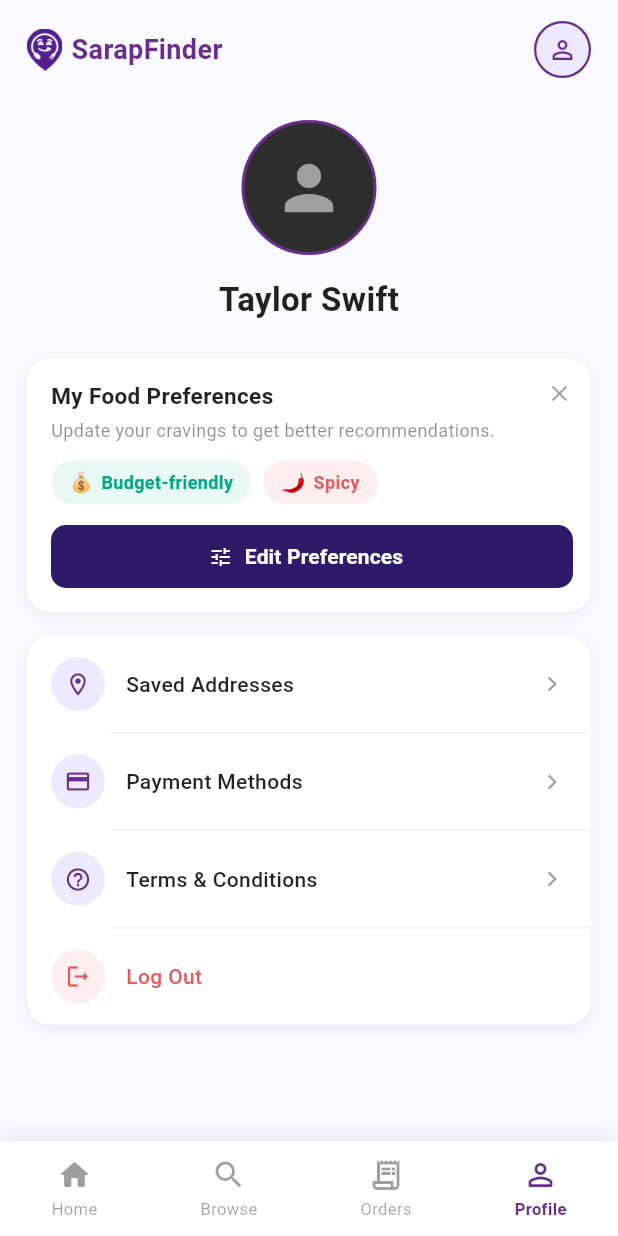
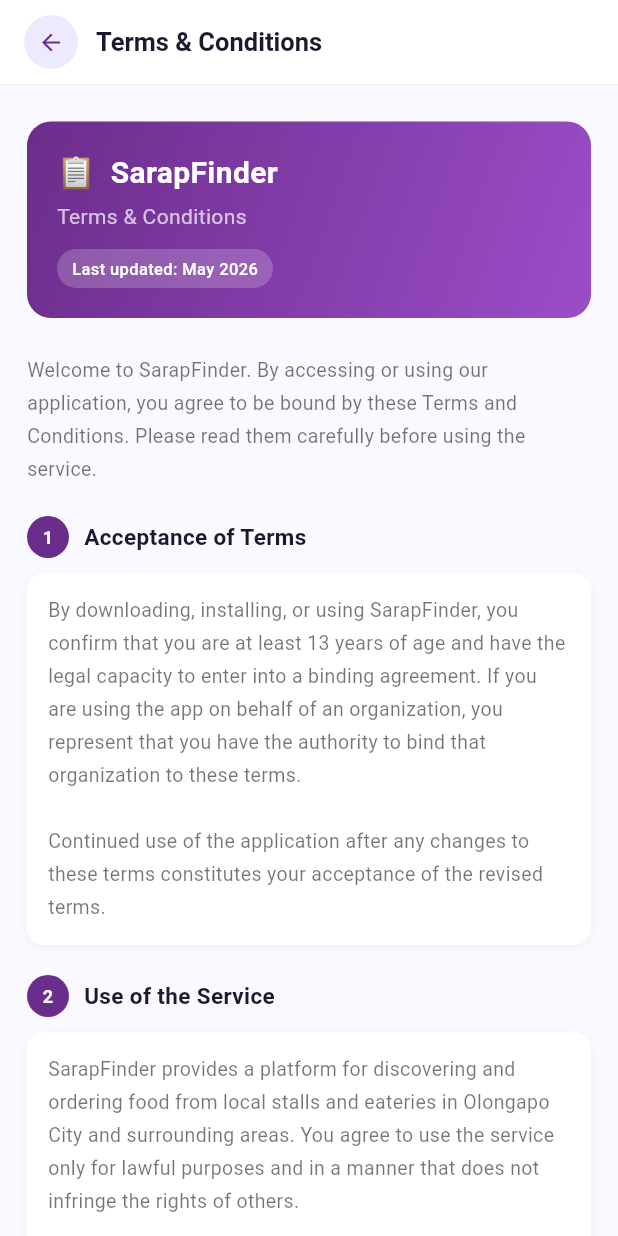
Before and after one commit to Lyresh-hub/Sarap-Finder, a Flutter app: the ProfileScreen screen opened directly, after a tap on "Terms & Conditions", on a phone screen of 412 x 824 dp. Run offline on Flutter 3.47's test engine with Material 3 defaults, Android fonts, the light colour scheme and no system bars.

```diff
--- a/lib/screens/profile_screen.dart
+++ b/lib/screens/profile_screen.dart
@@ -6,6 +6,7 @@ import 'login_screen.dart';
 import 'saved_addresses_screen.dart';
 import 'payment_methods_screen.dart';
 import 'food_preferences_screen.dart';
+import 'terms_screen.dart';
 
 class ProfileScreen extends StatefulWidget {
   const ProfileScreen({super.key});
@@ -249,7 +250,8 @@ class _ProfileScreenState extends State<ProfileScreen> {
             iconColor: const Color(0xFF6B2D8B),
             iconBg: const Color(0xFFEDE9FF),
             label: 'Terms & Conditions',
-            onTap: () {},
+            onTap: () => Navigator.push(context,
+                MaterialPageRoute(builder: (_) => const TermsScreen())),
           ),
           const Divider(height: 1, indent: 56, color: Color(0xFFF0F0F0)),
           _menuItem(
--- /dev/null
+++ b/lib/screens/terms_screen.dart
@@ -0,0 +1,320 @@
+import 'package:flutter/material.dart';
+
+class TermsScreen extends StatelessWidget {
+  const TermsScreen({super.key});
+
+  @override
+  Widget build(BuildContext context) {
+    return Scaffold(
+      backgroundColor: const Color(0xFFF9F9FF),
+      body: CustomScrollView(
+        slivers: [
+          // ── App bar ──────────────────────────────────────────────────────
+          SliverAppBar(
+            pinned: true,
+            backgroundColor: Colors.white,
+            elevation: 0,
+            automaticallyImplyLeading: false,
+            expandedHeight: 0,
+            title: Row(
+              children: [
+                GestureDetector(
+                  onTap: () => Navigator.pop(context),
+                  child: Container(
+                    width: 36,
+                    height: 36,
+                    decoration: const BoxDecoration(
+                      color: Color(0xFFEDE9FF),
+                      shape: BoxShape.circle,
+                    ),
+                    child: const Icon(Icons.arrow_back,
+                        color: Color(0xFF6B2D8B), size: 18),
+                  ),
+                ),
+                const SizedBox(width: 12),
+                const Text(
+                  'Terms & Conditions',
+                  style: TextStyle(
+                    fontSize: 17,
+                    fontWeight: FontWeight.bold,
+                    color: Color(0xFF1A1A2E),
+                  ),
+                ),
+              ],
+            ),
+            bottom: PreferredSize(
+              preferredSize: const Size.fromHeight(1),
+              child: Container(height: 1, color: const Color(0xFFF0F0F0)),
+            ),
+          ),
+
+          // ── Content ──────────────────────────────────────────────────────
+          SliverToBoxAdapter(
+            child: Padding(
+              padding: const EdgeInsets.fromLTRB(18, 24, 18, 40),
+              child: Column(
+                crossAxisAlignment: CrossAxisAlignment.start,
+                children: [
+                  // Header banner
+                  Container(
+                    width: double.infinity,
+                    padding: const EdgeInsets.all(20),
+                    decoration: BoxDecoration(
+                      gradient: const LinearGradient(
+                        colors: [Color(0xFF6B2D8B), Color(0xFF9B4DC8)],
+                        begin: Alignment.topLeft,
+                        end: Alignment.bottomRight,
+                      ),
+                      borderRadius: BorderRadius.circular(16),
+                    ),
+                    child: Column(
+                      crossAxisAlignment: CrossAxisAlignment.start,
+                      children: [
+                        const Text(
+                          '📋  SarapFinder',
+                          style: TextStyle(
+                            fontSize: 20,
+                            fontWeight: FontWeight.bold,
+                            color: Colors.white,
+                          ),
+                        ),
+                        const SizedBox(height: 4),
+                        const Text(
+                          'Terms & Conditions',
+                          style: TextStyle(
+                            fontSize: 14,
+                            color: Colors.white70,
+                          ),
+                        ),
+                        const SizedBox(height: 12),
+                        Container(
+                          padding: const EdgeInsets.symmetric(
+                              horizontal: 10, vertical: 5),
+                          decoration: BoxDecoration(
+                            color: Colors.white.withValues(alpha: 0.2),
+                            borderRadius: BorderRadius.circular(20),
+                          ),
+                          child: const Text(
+                            'Last updated: May 2026',
+                            style: TextStyle(
+                                fontSize: 11,
+                                color: Colors.white,
+                                fontWeight: FontWeight.w500),
+                          ),
+                        ),
+                      ],
+                    ),
+                  ),
+                  const SizedBox(height: 24),
+
+                  const _Intro(
+                    text:
+                        'Welcome to SarapFinder. By accessing or using our application, you agree to be bound by these Terms and Conditions. Please read them carefully before using the service.',
+                  ),
+                  const SizedBox(height: 20),
+
+                  const _Section(
+                    number: '1',
+                    title: 'Acceptance of Terms',
+                    body:
+                        'By downloading, installing, or using SarapFinder, you confirm that you are at least 13 years of age and have the legal capacity to enter into a binding agreement. If you are using the app on behalf of an organization, you represent that you have the authority to bind that organization to these terms.\n\nContinued use of the application after any changes to these terms constitutes your acceptance of the revised terms.',
+                  ),
+
+                  const _Section(
+                    number: '2',
+                    title: 'Use of the Service',
+                    body:
+                        'SarapFinder provides a platform for discovering and ordering food from local stalls and eateries in Olongapo City and surrounding areas. You agree to use the service only for lawful purposes and in a manner that does not infringe the rights of others.\n\nYou must not:\n• Use the service to transmit any unsolicited or unauthorized advertising\n• Attempt to gain unauthorized access to any part of the service\n• Use automated tools to scrape, crawl, or extract data from the platform\n• Impersonate any person or entity or misrepresent your affiliation',
+                  ),
+
+                  const _Section(
+                    number: '3',
+                    title: 'Account Registration',
+                    body:
+                        'To access certain features, you may be required to create an account. You are responsible for maintaining the confidentiality of your login credentials and for all activities that occur under your account.\n\nYou agree to provide accurate, current, and complete information during registration and to update such information to keep it accurate. SarapFinder reserves the right to suspend or terminate accounts that contain false or misleading information.',
+                  ),
+
+                  const _Section(
+                    number: '4',
+                    title: 'Orders and Payments',
+                    body:
+                        'When you place an order through SarapFinder, you are entering into a transaction directly with the food stall or vendor. SarapFinder acts as an intermediary platform and is not a party to the transaction between you and the vendor.\n\nAll prices displayed are in Philippine Peso (₱) and are inclusive of applicable taxes unless stated otherwise. Payment must be completed at the time of order. SarapFinder is not responsible for pricing errors made by vendors.',
+                  ),
+
+                  const _Section(
+                    number: '5',
+                    title: 'Cancellations and Refunds',
+                    body:
+                        'Orders may be cancelled within 5 minutes of placement, provided the vendor has not yet begun preparing the order. Once preparation has started, cancellations are subject to the individual vendor\'s policy.\n\nRefunds for valid cancellations or order errors will be processed within 3–5 business days to the original payment method. SarapFinder reserves the right to deny refund requests that do not meet the eligibility criteria.',
+                  ),
+
+                  const _Section(
+                    number: '6',
+                    title: 'Privacy and Data',
+                    body:
+                        'Your use of SarapFinder is also governed by our Privacy Policy, which is incorporated into these Terms by reference. We collect and process personal data such as your name, contact information, location, and order history to provide and improve the service.\n\nWe do not sell your personal data to third parties. Data may be shared with vendors solely for the purpose of fulfilling your orders.',
+                  ),
+
+                  const _Section(
+                    number: '7',
+                    title: 'Intellectual Property',
+                    body:
+                        'All content on SarapFinder — including but not limited to logos, graphics, text, and software — is the property of SarapFinder or its licensors and is protected by applicable intellectual property laws.\n\nYou may not reproduce, distribute, modify, or create derivative works from any content on the platform without prior written consent from SarapFinder.',
+                  ),
+
+                  const _Section(
+                    number: '8',
+                    title: 'Limitation of Liability',
+                    body:
+                        'SarapFinder is provided on an "as is" and "as available" basis. We make no warranties, express or implied, regarding the reliability, accuracy, or availability of the service.\n\nTo the fullest extent permitted by law, SarapFinder shall not be liable for any indirect, incidental, special, or consequential damages arising from your use of or inability to use the service, including but not limited to food quality issues, delivery delays, or vendor conduct.',
+                  ),
+
+                  const _Section(
+                    number: '9',
+                    title: 'Changes to Terms',
+                    body:
+                        'SarapFinder reserves the right to modify these Terms and Conditions at any time. We will notify users of significant changes through the application or via email. Your continued use of the service after such notification constitutes acceptance of the updated terms.',
+                  ),
+
+                  const _Section(
+                    number: '10',
+                    title: 'Governing Law',
+                    body:
+                        'These Terms and Conditions shall be governed by and construed in accordance with the laws of the Republic of the Philippines. Any disputes arising from these terms shall be subject to the exclusive jurisdiction of the courts of Olongapo City.',
+                  ),
+
+                  const _Section(
+                    number: '11',
+                    title: 'Contact Us',
+                    body:
+                        'If you have any questions or concerns about these Terms and Conditions, please contact us at:\n\n📧  support@sarapfinder.ph\n📍  Olongapo City, Zambales, Philippines',
+                  ),
+
+                  const SizedBox(height: 8),
+
+                  // Footer
+                  Container(
+                    width: double.infinity,
+                    padding: const EdgeInsets.all(16),
+                    decoration: BoxDecoration(
+                      color: const Color(0xFFEDE9FF),
+                      borderRadius: BorderRadius.circular(12),
+                    ),
+                    child: const Text(
+                      'By using SarapFinder, you acknowledge that you have read, understood, and agree to be bound by these Terms and Conditions.',
+                      textAlign: TextAlign.center,
+                      style: TextStyle(
+                        fontSize: 12,
+                        color: Color(0xFF6B2D8B),
+                        fontWeight: FontWeight.w500,
+                        height: 1.5,
+                      ),
+                    ),
+                  ),
+                ],
+              ),
+            ),
+          ),
+        ],
+      ),
+    );
+  }
+}
+
+// ─── Helper widgets ──────────────────────────────────────────────────────────
+
+class _Intro extends StatelessWidget {
+  final String text;
+  const _Intro({required this.text});
+
+  @override
+  Widget build(BuildContext context) {
+    return Text(
+      text,
+      style: const TextStyle(
+        fontSize: 13,
+        color: Colors.black54,
+        height: 1.7,
+      ),
+    );
+  }
+}
+
+class _Section extends StatelessWidget {
+  final String number, title, body;
+  const _Section({
+    required this.number,
+    required this.title,
+    required this.body,
+  });
+
+  @override
+  Widget build(BuildContext context) {
+    return Padding(
+      padding: const EdgeInsets.only(bottom: 20),
+      child: Column(
+        crossAxisAlignment: CrossAxisAlignment.start,
+        children: [
+          Row(
+            crossAxisAlignment: CrossAxisAlignment.center,
+            children: [
+              Container(
+                width: 28,
+                height: 28,
+                decoration: const BoxDecoration(
+                  color: Color(0xFF6B2D8B),
+                  shape: BoxShape.circle,
+                ),
+                child: Center(
+                  child: Text(
+                    number,
+                    style: const TextStyle(
+                      fontSize: 12,
+                      fontWeight: FontWeight.bold,
+                      color: Colors.white,
+                    ),
+                  ),
+                ),
+              ),
+              const SizedBox(width: 10),
+              Expanded(
+                child: Text(
+                  title,
+                  style: const TextStyle(
+                    fontSize: 15,
+                    fontWeight: FontWeight.bold,
+                    color: Color(0xFF1A1A2E),
+                  ),
+                ),
+              ),
+            ],
+          ),
+          const SizedBox(height: 10),
+          Container(
+            width: double.infinity,
+            padding: const EdgeInsets.all(14),
+            decoration: BoxDecoration(
+              color: Colors.white,
+              borderRadius: BorderRadius.circular(12),
+              boxShadow: [
+                BoxShadow(
+                  color: Colors.black.withValues(alpha: 0.04),
+                  blurRadius: 6,
+                  offset: const Offset(0, 2),
+                ),
+              ],
+            ),
+            child: Text(
+              body,
+              style: const TextStyle(
+                fontSize: 13,
+                color: Colors.black54,
+                height: 1.7,
+              ),
+            ),
+          ),
+        ],
+      ),
+    );
+  }
+}
```
